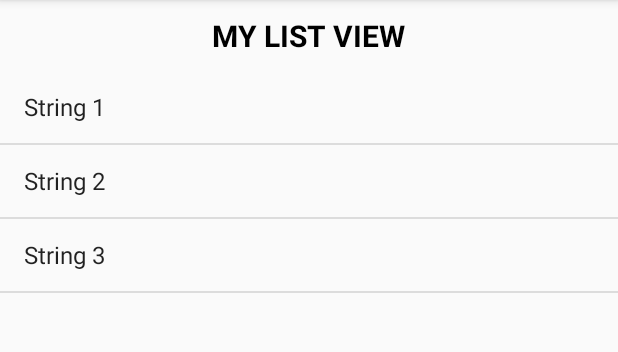
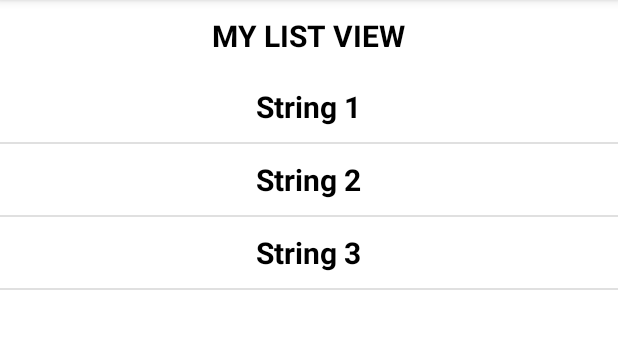
Before and after one commit to SahilModi/Android, an Android app: the screen it shows after launch (ListViewActivity), after a tap on "CLICK ME", on a phone screen of 412 x 824 dp, the part 84-436 px from its top. Run offline under Robolectric (Android 15) with nearby library versions, the phone set to English and light mode, and no system bars.

Commit message:
10/18 hackerspace

```diff
--- a/CS196Hackerspace/app/src/main/java/com/smapps/cs196hackerspace/ListViewActivity.java
+++ b/CS196Hackerspace/app/src/main/java/com/smapps/cs196hackerspace/ListViewActivity.java
@@ -4,10 +4,11 @@ import android.content.Intent;
 import android.graphics.Typeface;
 import android.support.v7.app.AppCompatActivity;
 import android.os.Bundle;
-import android.widget.Adapter;
-import android.widget.ArrayAdapter;
 import android.widget.ListView;
 import android.widget.TextView;
+
+import java.util.ArrayList;
+import java.util.Arrays;
 
 public class ListViewActivity extends AppCompatActivity {
 
@@ -16,17 +17,20 @@ public class ListViewActivity extends AppCompatActivity {
         super.onCreate(savedInstanceState);
         setContentView(R.layout.activity_list_view);
 
-        final TextView textView = (TextView) findViewById(R.id.textView);
+        final TextView textView = (TextView) findViewById(R.id.listTextView);
         final ListView listView = (ListView) findViewById(R.id.listView);
 
         Intent myIntent = getIntent();
         String listViewTitle = myIntent.getStringExtra(MainActivity.LIST_VIEW_TITLE);
-        String[] listViewContents = myIntent.getStringArrayExtra(MainActivity.LIST_VIEW_CONTENTS);
+
+        ArrayList<String> listViewContents = new ArrayList<>();
+        listViewContents.addAll(Arrays.asList(myIntent.getStringArrayExtra(MainActivity.LIST_VIEW_CONTENTS)));
 
         textView.setText(listViewTitle);
         textView.setTypeface(Typeface.DEFAULT_BOLD);
 
-        listView.setAdapter(new ArrayAdapter<>(this, android.R.layout.simple_list_item_1,
-                listViewContents));
+        MyAdapter mAdapter = new MyAdapter(this, listViewContents);
+        listView.setAdapter(mAdapter);
+
     }
 }
--- a/CS196Hackerspace/app/src/main/java/com/smapps/cs196hackerspace/MainActivity.java
+++ b/CS196Hackerspace/app/src/main/java/com/smapps/cs196hackerspace/MainActivity.java
@@ -25,7 +25,7 @@ public class MainActivity extends AppCompatActivity {
 
         final Button myButton = (Button) findViewById(R.id.button);
         final CheckBox myCheckbox = (CheckBox) findViewById(R.id.checkBox);
-        final TextView myTextView = (TextView) findViewById(R.id.textView);
+        final TextView myTextView = (TextView) findViewById(R.id.listTextView);
         final Switch mySwitch = (Switch) findViewById(R.id.switch1);
 
         mySwitch.setChecked(true);
--- /dev/null
+++ b/CS196Hackerspace/app/src/main/java/com/smapps/cs196hackerspace/MyAdapter.java
@@ -0,0 +1,52 @@
+package com.smapps.cs196hackerspace;
+
+import android.content.Context;
+import android.util.Log;
+import android.view.LayoutInflater;
+import android.view.View;
+import android.view.ViewGroup;
+import android.widget.BaseAdapter;
+import android.widget.TextView;
+
+import java.util.ArrayList;
+
+/**
+ * Created by Sahil on 10/18/2017.
+ */
+
+public class MyAdapter extends BaseAdapter {
+    private Context context;
+    private ArrayList<String> data;
+    private LayoutInflater inflater;
+
+    public MyAdapter(Context mContext, ArrayList<String> items){
+        context = mContext;
+        data = items;
+        inflater = (LayoutInflater) context.getSystemService(Context.LAYOUT_INFLATER_SERVICE);
+    }
+
+    @Override
+    public int getCount() {
+        return data.size();
+    }
+
+    @Override
+    public Object getItem(int position) {
+        return data.get(position);
+    }
+
+    @Override
+    public long getItemId(int position) {
+        return position;
+    }
+
+    @Override
+    public View getView(int position, View convertView, ViewGroup parent) {
+        View myView = inflater.inflate(R.layout.activity_list_view, parent, false);
+        TextView text = (TextView) myView.findViewById(R.id.listTextView);
+        Log.d("ADAPTER", (String) getItem(position));
+        text.setText((String) getItem(position));
+
+        return myView;
+    }
+}
--- a/CS196Hackerspace/app/src/main/res/layout/activity_list_view.xml
+++ b/CS196Hackerspace/app/src/main/res/layout/activity_list_view.xml
@@ -1,14 +1,13 @@
 <?xml version="1.0" encoding="utf-8"?>
 <RelativeLayout
     xmlns:android="http://schemas.android.com/apk/res/android"
-    xmlns:tools="http://schemas.android.com/tools"
     android:layout_width="match_parent"
     android:layout_height="match_parent"
-    tools:context="com.smapps.cs196hackerspace.ListViewActivity">
+    android:background="#ffffff">
 
 
     <TextView
-        android:id="@+id/textView"
+        android:id="@+id/listTextView"
         android:layout_width="wrap_content"
         android:layout_height="wrap_content"
         android:layout_centerHorizontal="true"
@@ -19,7 +18,7 @@
 
     <ListView
         android:id="@+id/listView"
-        android:layout_below="@id/textView"
+        android:layout_below="@id/listTextView"
         android:layout_width="wrap_content"
         android:layout_height="match_parent"
         android:layout_centerInParent="true"/>
--- a/CS196Hackerspace/app/src/main/res/layout/activity_main.xml
+++ b/CS196Hackerspace/app/src/main/res/layout/activity_main.xml
@@ -5,7 +5,7 @@
 
 
     <TextView
-        android:id="@+id/textView"
+        android:id="@+id/listTextView"
         android:layout_width="wrap_content"
         android:layout_height="wrap_content"
         android:layout_centerInParent="true"
```
